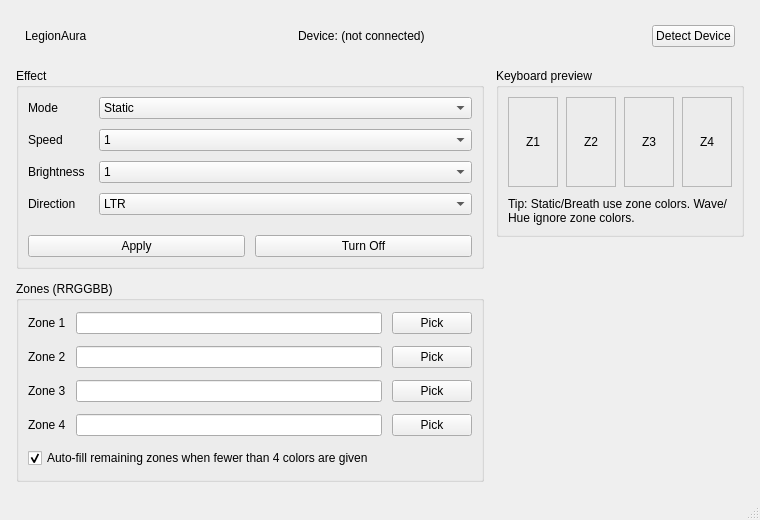
This is gui/MainWindow.ui in Nivedck/LegionAura as Qt 5 draws it before an edit. The edited form follows.
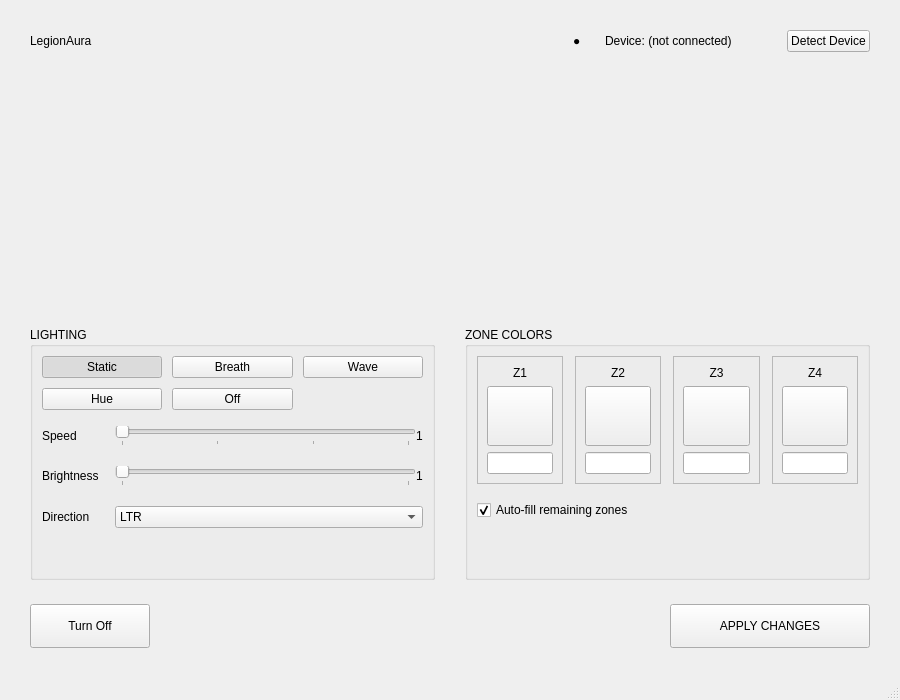
This is the edited form. Custom widgets are drawn as their Qt base class.

Commit message: UI:Redesigned(keyboard previews)

The edit to the form file:
```diff
--- a/gui/MainWindow.ui
+++ b/gui/MainWindow.ui
@@ -6,464 +6,248 @@
    <rect>
     <x>0</x>
     <y>0</y>
-    <width>760</width>
-    <height>520</height>
+    <width>900</width>
+    <height>700</height>
    </rect>
   </property>
   <property name="minimumSize">
    <size>
-    <width>760</width>
-    <height>520</height>
+    <width>800</width>
+    <height>600</height>
    </size>
   </property>
   <property name="windowTitle">
    <string>LegionAura</string>
   </property>
   <widget class="QWidget" name="centralwidget">
-    <layout class="QVBoxLayout" name="verticalLayout" stretch="0,1,0">
-     <property name="spacing">
-      <number>12</number>
-     </property>
-     <property name="leftMargin">
-      <number>16</number>
-     </property>
-     <property name="topMargin">
-      <number>16</number>
-     </property>
-     <property name="rightMargin">
-      <number>16</number>
-     </property>
-     <property name="bottomMargin">
-      <number>16</number>
-     </property>
+   <layout class="QVBoxLayout" name="verticalLayout">
+    <property name="spacing">
+     <number>24</number>
+    </property>
+    <property name="leftMargin">
+     <number>30</number>
+    </property>
+    <property name="topMargin">
+     <number>30</number>
+    </property>
+    <property name="rightMargin">
+     <number>30</number>
+    </property>
+    <property name="bottomMargin">
+     <number>30</number>
+    </property>
 
-     <!-- TOP BAR -->
-     <item>
-      <widget class="QFrame" name="topFrame">
-        <property name="frameShape">
-         <enum>QFrame::NoFrame</enum>
+    <!-- HEADER -->
+    <item>
+     <layout class="QHBoxLayout" name="headerLayout">
+      <item>
+       <widget class="QLabel" name="lblAppTitle">
+        <property name="text">
+         <string>LegionAura</string>
         </property>
-        <layout class="QHBoxLayout" name="topBar">
-         <property name="spacing">
-          <number>10</number>
-         </property>
+       </widget>
+      </item>
+      <item>
+       <spacer name="headerSpacer">
+        <property name="orientation"><enum>Qt::Horizontal</enum></property>
+        <property name="sizeHint" stdset="0"><size><width>40</width><height>20</height></size></property>
+       </spacer>
+      </item>
+      <item>
+       <widget class="QLabel" name="lblDeviceStatusIcon">
+        <property name="text"><string>●</string></property>
+       </widget>
+      </item>
+      <item>
+       <widget class="QLabel" name="lblDeviceLeft">
+        <property name="text"><string>Device: (not connected)</string></property>
+       </widget>
+      </item>
+      <item>
+       <widget class="QLabel" name="lblDeviceName">
+        <property name="text"><string></string></property>
+       </widget>
+      </item>
+      <item>
+       <widget class="QPushButton" name="btnDetect">
+        <property name="text"><string>Detect Device</string></property>
+       </widget>
+      </item>
+     </layout>
+    </item>
+
+    <!-- KEYBOARD PREVIEW -->
+    <item>
+     <widget class="KeyboardPreview" name="keyboardPreviewWidget" native="true">
+      <property name="sizePolicy">
+       <sizepolicy hsizetype="Expanding" vsizetype="Expanding">
+        <horstretch>0</horstretch>
+        <verstretch>1</verstretch>
+       </sizepolicy>
+      </property>
+      <property name="minimumSize">
+       <size><width>0</width><height>150</height></size>
+      </property>
+     </widget>
+    </item>
+
+    <!-- CONTROL AREA -->
+    <item>
+     <layout class="QHBoxLayout" name="controlLayout" stretch="1,1">
+      <property name="spacing">
+       <number>30</number>
+      </property>
+      
+      <!-- LEFT: LIGHTING -->
+      <item>
+       <widget class="QGroupBox" name="grpLighting">
+        <property name="title"><string>LIGHTING</string></property>
+        <layout class="QVBoxLayout" name="lightingLayout">
+         <property name="spacing"><number>16</number></property>
          <item>
-          <widget class="QLabel" name="lblAppTitle">
-            <property name="text">
-             <string>LegionAura</string>
-            </property>
-          </widget>
+          <layout class="QGridLayout" name="effectGrid">
+           <property name="horizontalSpacing"><number>10</number></property>
+           <property name="verticalSpacing"><number>10</number></property>
+           <item row="0" column="0"><widget class="QPushButton" name="btnEffectStatic"><property name="text"><string>Static</string></property><property name="checkable"><bool>true</bool></property><property name="autoExclusive"><bool>true</bool></property><property name="checked"><bool>true</bool></property></widget></item>
+           <item row="0" column="1"><widget class="QPushButton" name="btnEffectBreath"><property name="text"><string>Breath</string></property><property name="checkable"><bool>true</bool></property><property name="autoExclusive"><bool>true</bool></property></widget></item>
+           <item row="0" column="2"><widget class="QPushButton" name="btnEffectWave"><property name="text"><string>Wave</string></property><property name="checkable"><bool>true</bool></property><property name="autoExclusive"><bool>true</bool></property></widget></item>
+           <item row="1" column="0"><widget class="QPushButton" name="btnEffectHue"><property name="text"><string>Hue</string></property><property name="checkable"><bool>true</bool></property><property name="autoExclusive"><bool>true</bool></property></widget></item>
+           <item row="1" column="1"><widget class="QPushButton" name="btnEffectOff"><property name="text"><string>Off</string></property><property name="checkable"><bool>true</bool></property><property name="autoExclusive"><bool>true</bool></property></widget></item>
+          </layout>
          </item>
          <item>
-          <spacer name="spacerTopLeft">
-            <property name="orientation">
-             <enum>Qt::Horizontal</enum>
-            </property>
-            <property name="sizeHint" stdset="0">
-             <size>
-              <width>18</width>
-              <height>0</height>
-             </size>
-            </property>
-          </spacer>
+          <layout class="QFormLayout" name="slidersLayout">
+           <property name="verticalSpacing"><number>20</number></property>
+           <item row="0" column="0"><widget class="QLabel" name="lblSpeed"><property name="text"><string>Speed</string></property></widget></item>
+           <item row="0" column="1">
+            <layout class="QHBoxLayout">
+             <item><widget class="QSlider" name="sliderSpeed"><property name="orientation"><enum>Qt::Horizontal</enum></property><property name="minimum"><number>1</number></property><property name="maximum"><number>4</number></property><property name="pageStep"><number>1</number></property><property name="tickPosition"><enum>QSlider::TicksBelow</enum></property></widget></item>
+             <item><widget class="QLabel" name="lblSpeedVal"><property name="text"><string>1</string></property></widget></item>
+            </layout>
+           </item>
+           <item row="1" column="0"><widget class="QLabel" name="lblBrightness"><property name="text"><string>Brightness</string></property></widget></item>
+           <item row="1" column="1">
+            <layout class="QHBoxLayout">
+             <item><widget class="QSlider" name="sliderBrightness"><property name="orientation"><enum>Qt::Horizontal</enum></property><property name="minimum"><number>1</number></property><property name="maximum"><number>2</number></property><property name="pageStep"><number>1</number></property><property name="tickPosition"><enum>QSlider::TicksBelow</enum></property></widget></item>
+             <item><widget class="QLabel" name="lblBrightVal"><property name="text"><string>1</string></property></widget></item>
+            </layout>
+           </item>
+           <item row="2" column="0"><widget class="QLabel" name="lblDirection"><property name="text"><string>Direction</string></property></widget></item>
+           <item row="2" column="1"><widget class="QComboBox" name="comboDirection"><item><property name="text"><string>LTR</string></property></item><item><property name="text"><string>RTL</string></property></item></widget></item>
+          </layout>
          </item>
          <item>
-          <widget class="QLabel" name="lblDeviceLeft">
-            <property name="text">
-             <string>Device: (not connected)</string>
-            </property>
-          </widget>
+          <spacer name="lightingSpacer"><property name="orientation"><enum>Qt::Vertical</enum></property><property name="sizeHint" stdset="0"><size><width>20</width><height>40</height></size></property></spacer>
          </item>
-         <item>
-          <widget class="QLabel" name="lblDeviceName">
-            <property name="text">
-             <string></string>
-            </property>
-          </widget>
-         </item>
-         <item>
-          <spacer name="spacerTopRight">
-            <property name="orientation">
-             <enum>Qt::Horizontal</enum>
-            </property>
-            <property name="sizeHint" stdset="0">
-             <size>
-              <width>40</width>
-              <height>0</height>
-             </size>
-            </property>
-          </spacer>
-         </item>
-         <item>
-          <widget class="QPushButton" name="btnDetect">
-            <property name="text">
-             <string>Detect Device</string>
-            </property>
-          </widget>
-         </item>
         </layout>
-      </widget>
-     </item>
+       </widget>
+      </item>
 
-     <!-- MAIN CONTENT -->
-     <item>
-      <layout class="QHBoxLayout" name="mainRow" stretch="3,1">
-        <property name="spacing">
-         <number>12</number>
-        </property>
-
-        <!-- LEFT COLUMN (controls) -->
-        <item>
-         <layout class="QVBoxLayout" name="leftStack">
-          <property name="spacing">
-            <number>12</number>
-          </property>
-
-          <item>
-            <widget class="QGroupBox" name="grpEffect">
-             <property name="title">
-              <string>Effect</string>
-             </property>
-             <layout class="QVBoxLayout" name="leftColumn">
-              <item>
-                <layout class="QFormLayout" name="formEffect">
-                 <property name="horizontalSpacing">
-                  <number>14</number>
-                 </property>
-                 <property name="verticalSpacing">
-                  <number>10</number>
-                 </property>
-
-                 <item row="0" column="0">
-                  <widget class="QLabel" name="lblMode">
-                    <property name="text">
-                     <string>Mode</string>
-                    </property>
-                  </widget>
-                 </item>
-                 <item row="0" column="1">
-                  <widget class="QComboBox" name="comboEffect">
-                    <item>
-                     <property name="text">
-                      <string>Static</string>
-                     </property>
-                    </item>
-                    <item>
-                     <property name="text">
-                      <string>Breath</string>
-                     </property>
-                    </item>
-                    <item>
-                     <property name="text">
-                      <string>Wave</string>
-                     </property>
-                    </item>
-                    <item>
-                     <property name="text">
-                      <string>Hue</string>
-                     </property>
-                    </item>
-                  </widget>
-                 </item>
-
-                 <item row="1" column="0">
-                  <widget class="QLabel" name="lblSpeed">
-                    <property name="text">
-                     <string>Speed</string>
-                    </property>
-                  </widget>
-                 </item>
-                 <item row="1" column="1">
-                  <widget class="QComboBox" name="comboSpeed">
-                    <item><property name="text"><string>1</string></property></item>
-                    <item><property name="text"><string>2</string></property></item>
-                    <item><property name="text"><string>3</string></property></item>
-                    <item><property name="text"><string>4</string></property></item>
-                  </widget>
-                 </item>
-
-                 <item row="2" column="0">
-                  <widget class="QLabel" name="lblBrightness">
-                    <property name="text">
-                     <string>Brightness</string>
-                    </property>
-                  </widget>
-                 </item>
-                 <item row="2" column="1">
-                  <widget class="QComboBox" name="comboBrightness">
-                    <item><property name="text"><string>1</string></property></item>
-                    <item><property name="text"><string>2</string></property></item>
-                  </widget>
-                 </item>
-
-                 <item row="3" column="0">
-                  <widget class="QLabel" name="lblDirection">
-                    <property name="text">
-                     <string>Direction</string>
-                    </property>
-                  </widget>
-                 </item>
-                 <item row="3" column="1">
-                  <widget class="QComboBox" name="comboDirection">
-                    <item><property name="text"><string>LTR</string></property></item>
-                    <item><property name="text"><string>RTL</string></property></item>
-                  </widget>
-                 </item>
-                </layout>
-              </item>
-
-              <item>
-                <layout class="QHBoxLayout" name="applyRow">
-                 <property name="spacing">
-                  <number>10</number>
-                 </property>
-                 <item>
-                  <widget class="QPushButton" name="btnApply">
-                    <property name="text">
-                     <string>Apply</string>
-                    </property>
-                  </widget>
-                 </item>
-                 <item>
-                  <widget class="QPushButton" name="btnOff">
-                    <property name="text">
-                     <string>Turn Off</string>
-                    </property>
-                  </widget>
-                 </item>
-                </layout>
-              </item>
-             </layout>
-            </widget>
-          </item>
-
-          <item>
-            <widget class="QGroupBox" name="grpZones">
-             <property name="title">
-              <string>Zones (RRGGBB)</string>
-             </property>
-             <layout class="QGridLayout" name="gridZones">
-              <property name="horizontalSpacing">
-                <number>10</number>
-              </property>
-              <property name="verticalSpacing">
-                <number>10</number>
-              </property>
-
-              <item row="0" column="0">
-                <widget class="QLabel" name="lblZ1">
-                 <property name="text"><string>Zone 1</string></property>
-                </widget>
-              </item>
-              <item row="0" column="1">
-                              <widget class="QLineEdit" name="editZ1">
-                               <property name="placeholderText"><string></string></property>
-                              </widget>
-              </item>
-              <item row="0" column="2">
-                <widget class="QPushButton" name="btnColor1">
-                 <property name="text"><string>Pick</string></property>
-                </widget>
-              </item>
-
-              <item row="1" column="0">
-                <widget class="QLabel" name="lblZ2">
-                 <property name="text"><string>Zone 2</string></property>
-                </widget>
-              </item>
-              <item row="1" column="1">
-                              <widget class="QLineEdit" name="editZ2">
-                               <property name="placeholderText"><string></string></property>
-                              </widget>
-              </item>
-              <item row="1" column="2">
-                <widget class="QPushButton" name="btnColor2">
-                 <property name="text"><string>Pick</string></property>
-                </widget>
-              </item>
-
-              <item row="2" column="0">
-                <widget class="QLabel" name="lblZ3">
-                 <property name="text"><string>Zone 3</string></property>
-                </widget>
-              </item>
-              <item row="2" column="1">
-                              <widget class="QLineEdit" name="editZ3">
-                               <property name="placeholderText"><string></string></property>
-                              </widget>
-              </item>
-              <item row="2" column="2">
-                <widget class="QPushButton" name="btnColor3">
-                 <property name="text"><string>Pick</string></property>
-                </widget>
-              </item>
-
-              <item row="3" column="0">
-                <widget class="QLabel" name="lblZ4">
-                 <property name="text"><string>Zone 4</string></property>
-                </widget>
-              </item>
-              <item row="3" column="1">
-                              <widget class="QLineEdit" name="editZ4">
-                               <property name="placeholderText"><string></string></property>
-                              </widget>
-              </item>
-              <item row="3" column="2">
-                <widget class="QPushButton" name="btnColor4">
-                 <property name="text"><string>Pick</string></property>
-                </widget>
-              </item>
-
-              <item row="4" column="0" colspan="3">
-                <widget class="QCheckBox" name="chkAutofill">
-                 <property name="text">
-                  <string>Auto-fill remaining zones when fewer than 4 colors are given</string>
-                 </property>
-                 <property name="checked"><bool>true</bool></property>
-                </widget>
-              </item>
-             </layout>
-            </widget>
-          </item>
-         </layout>
-        </item>
-
-        <!-- RIGHT COLUMN (preview) -->
-        <item>
-         <layout class="QVBoxLayout" name="rightStack">
-          <property name="spacing">
-           <number>12</number>
-          </property>
-          <item>
-           <widget class="QGroupBox" name="grpPreview">
-            <property name="title">
-             <string>Keyboard preview</string>
-            </property>
-            <property name="maximumSize">
-             <size>
-          <width>16777215</width>
-          <height>190</height>
-             </size>
-            </property>
-            <layout class="QVBoxLayout" name="previewColumn">
-             <property name="spacing">
-          <number>10</number>
-             </property>
-
-             <item>
-          <layout class="QHBoxLayout" name="keyboardRow">
-           <property name="spacing">
-            <number>8</number>
-           </property>
-
+      <!-- RIGHT: ZONE COLORS -->
+      <item>
+       <widget class="QGroupBox" name="grpZones">
+        <property name="title"><string>ZONE COLORS</string></property>
+        <layout class="QVBoxLayout" name="zonesLayout">
+         <property name="spacing"><number>16</number></property>
+         <item>
+          <layout class="QHBoxLayout" name="cardsLayout">
+           <property name="spacing"><number>12</number></property>
+           <!-- Z1 -->
            <item>
-            <widget class="QFrame" name="previewZ1">
-             <property name="minimumSize">
-              <size><width>50</width><height>90</height></size>
-             </property>
+            <widget class="QFrame" name="cardZ1">
              <property name="frameShape"><enum>QFrame::StyledPanel</enum></property>
-             <layout class="QVBoxLayout" name="previewZ1Layout">
-              <item>
-               <widget class="QLabel" name="previewLblZ1">
-            <property name="text"><string>Z1</string></property>
-            <property name="alignment"><set>Qt::AlignCenter</set></property>
-               </widget>
-              </item>
+             <layout class="QVBoxLayout" name="layZ1">
+              <item><widget class="QLabel" name="lblCardZ1"><property name="text"><string>Z1</string></property><property name="alignment"><set>Qt::AlignCenter</set></property></widget></item>
+              <item><widget class="QPushButton" name="btnColor1"><property name="text"><string></string></property><property name="minimumSize"><size><width>60</width><height>60</height></size></property></widget></item>
+              <item><widget class="QLineEdit" name="editZ1"><property name="alignment"><set>Qt::AlignCenter</set></property></widget></item>
              </layout>
             </widget>
            </item>
-
+           <!-- Z2 -->
            <item>
-            <widget class="QFrame" name="previewZ2">
-             <property name="minimumSize">
-              <size><width>50</width><height>90</height></size>
-             </property>
+            <widget class="QFrame" name="cardZ2">
              <property name="frameShape"><enum>QFrame::StyledPanel</enum></property>
-             <layout class="QVBoxLayout" name="previewZ2Layout">
-              <item>
-               <widget class="QLabel" name="previewLblZ2">
-            <property name="text"><string>Z2</string></property>
-            <property name="alignment"><set>Qt::AlignCenter</set></property>
-               </widget>
-              </item>
+             <layout class="QVBoxLayout" name="layZ2">
+              <item><widget class="QLabel" name="lblCardZ2"><property name="text"><string>Z2</string></property><property name="alignment"><set>Qt::AlignCenter</set></property></widget></item>
+              <item><widget class="QPushButton" name="btnColor2"><property name="text"><string></string></property><property name="minimumSize"><size><width>60</width><height>60</height></size></property></widget></item>
+              <item><widget class="QLineEdit" name="editZ2"><property name="alignment"><set>Qt::AlignCenter</set></property></widget></item>
              </layout>
             </widget>
            </item>
-
+           <!-- Z3 -->
            <item>
-            <widget class="QFrame" name="previewZ3">
-             <property name="minimumSize">
-              <size><width>50</width><height>90</height></size>
-             </property>
+            <widget class="QFrame" name="cardZ3">
              <property name="frameShape"><enum>QFrame::StyledPanel</enum></property>
-             <layout class="QVBoxLayout" name="previewZ3Layout">
-              <item>
-               <widget class="QLabel" name="previewLblZ3">
-            <property name="text"><string>Z3</string></property>
-            <property name="alignment"><set>Qt::AlignCenter</set></property>
-               </widget>
-              </item>
+             <layout class="QVBoxLayout" name="layZ3">
+              <item><widget class="QLabel" name="lblCardZ3"><property name="text"><string>Z3</string></property><property name="alignment"><set>Qt::AlignCenter</set></property></widget></item>
+              <item><widget class="QPushButton" name="btnColor3"><property name="text"><string></string></property><property name="minimumSize"><size><width>60</width><height>60</height></size></property></widget></item>
+              <item><widget class="QLineEdit" name="editZ3"><property name="alignment"><set>Qt::AlignCenter</set></property></widget></item>
              </layout>
             </widget>
            </item>
-
+           <!-- Z4 -->
            <item>
-            <widget class="QFrame" name="previewZ4">
-             <property name="minimumSize">
-              <size><width>50</width><height>90</height></size>
-             </property>
+            <widget class="QFrame" name="cardZ4">
              <property name="frameShape"><enum>QFrame::StyledPanel</enum></property>
-             <layout class="QVBoxLayout" name="previewZ4Layout">
-              <item>
-               <widget class="QLabel" name="previewLblZ4">
-            <property name="text"><string>Z4</string></property>
-            <property name="alignment"><set>Qt::AlignCenter</set></property>
-               </widget>
-              </item>
+             <layout class="QVBoxLayout" name="layZ4">
+              <item><widget class="QLabel" name="lblCardZ4"><property name="text"><string>Z4</string></property><property name="alignment"><set>Qt::AlignCenter</set></property></widget></item>
+              <item><widget class="QPushButton" name="btnColor4"><property name="text"><string></string></property><property name="minimumSize"><size><width>60</width><height>60</height></size></property></widget></item>
+              <item><widget class="QLineEdit" name="editZ4"><property name="alignment"><set>Qt::AlignCenter</set></property></widget></item>
              </layout>
             </widget>
            </item>
-
           </layout>
-             </item>
-
-             <item>
-          <widget class="QLabel" name="lblHint">
-           <property name="text">
-            <string>Tip: Static/Breath use zone colors. Wave/Hue ignore zone colors.</string>
-           </property>
-           <property name="wordWrap"><bool>true</bool></property>
+         </item>
+         <item>
+          <widget class="QCheckBox" name="chkAutofill">
+           <property name="text"><string>Auto-fill remaining zones</string></property>
+           <property name="checked"><bool>true</bool></property>
           </widget>
-             </item>
-            </layout>
-           </widget>
-          </item>
+         </item>
+         <item>
+          <spacer name="zonesSpacer"><property name="orientation"><enum>Qt::Vertical</enum></property><property name="sizeHint" stdset="0"><size><width>20</width><height>40</height></size></property></spacer>
+         </item>
+        </layout>
+       </widget>
+      </item>
+     </layout>
+    </item>
 
-          <item>
-           <spacer name="rightSpacer">
-            <property name="orientation"><enum>Qt::Vertical</enum></property>
-            <property name="sizeHint" stdset="0">
-             <size><width>0</width><height>0</height></size>
-            </property>
-           </spacer>
-          </item>
-         </layout>
-        </item>
-      </layout>
-     </item>
+    <!-- ACTION BAR -->
+    <item>
+     <layout class="QHBoxLayout" name="actionLayout">
+      <item>
+       <widget class="QPushButton" name="btnOff">
+        <property name="text"><string>Turn Off</string></property>
+        <property name="minimumSize"><size><width>120</width><height>44</height></size></property>
+       </widget>
+      </item>
+      <item>
+       <spacer name="actionSpacer">
+        <property name="orientation"><enum>Qt::Horizontal</enum></property>
+        <property name="sizeHint" stdset="0"><size><width>40</width><height>20</height></size></property>
+       </spacer>
+      </item>
+      <item>
+       <widget class="QPushButton" name="btnApply">
+        <property name="text"><string>APPLY CHANGES</string></property>
+        <property name="minimumSize"><size><width>200</width><height>44</height></size></property>
+       </widget>
+      </item>
+     </layout>
+    </item>
 
-     <item>
-      <spacer name="bottomSpacer">
-        <property name="orientation"><enum>Qt::Vertical</enum></property>
-        <property name="sizeHint" stdset="0">
-         <size><width>0</width><height>0</height></size>
-        </property>
-      </spacer>
-     </item>
-    </layout>
+   </layout>
   </widget>
   <widget class="QStatusBar" name="statusbar"/>
  </widget>
+ <customwidgets>
+  <customwidget>
+   <class>KeyboardPreview</class>
+   <extends>QWidget</extends>
+   <header>KeyboardPreview.h</header>
+  </customwidget>
+ </customwidgets>
  <resources/>
  <connections/>
 </ui>
```
The commit also changes 5 other files.
